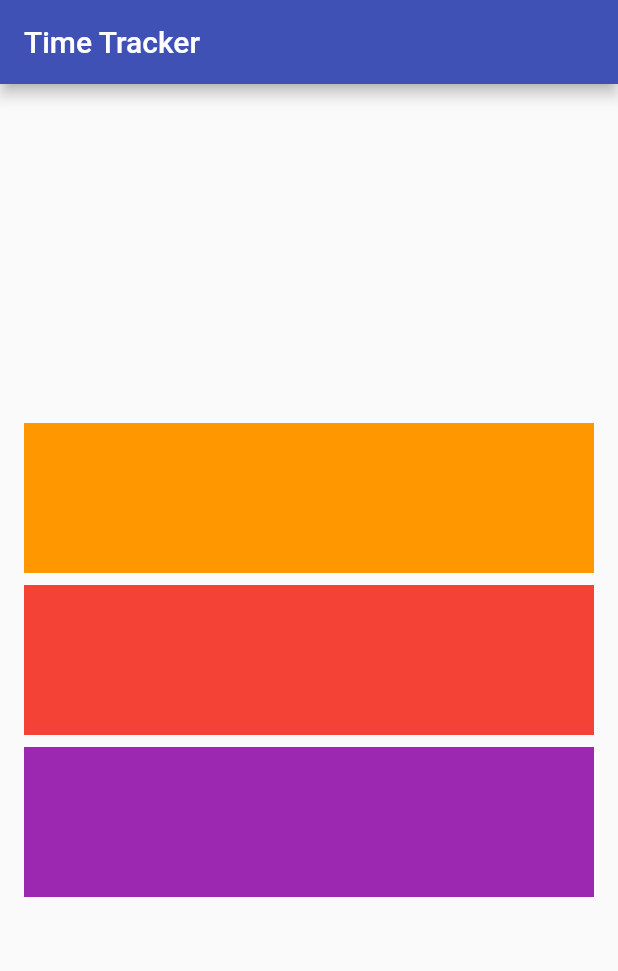
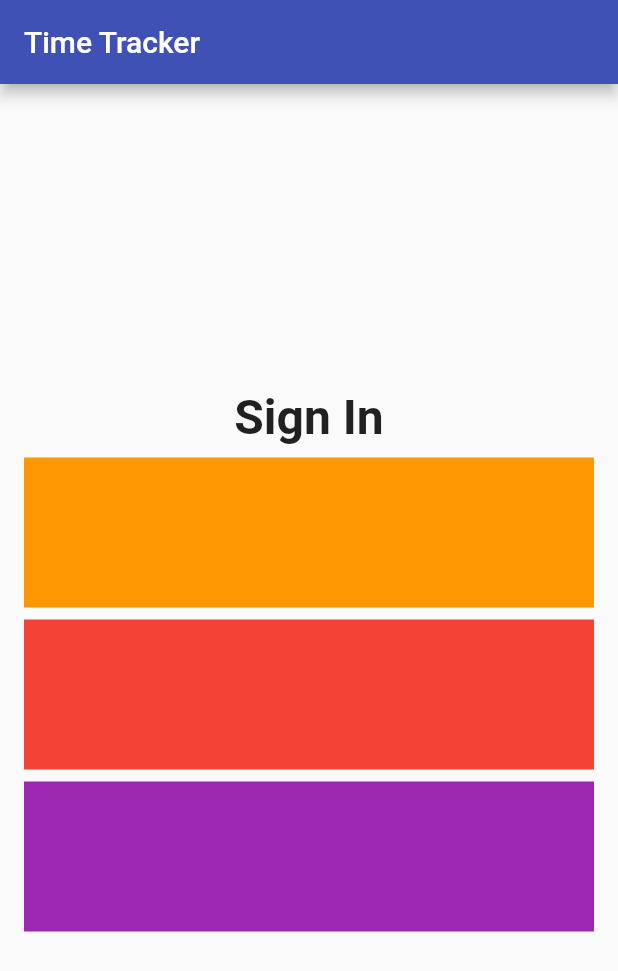
Before and after one commit to zaqturey/time_tracker, a Flutter app: the screen it shows after launch, on a phone screen of 412 x 824 dp. Shown: the top 971 px of the screen. Run offline on Flutter 3.47's test engine with Material 2 defaults, Android fonts, the phone set to English and light mode, and no system bars.

Commit message:
Added 'Text' widget and some properties (textAlign, style) as a new Children to the Column.

```diff
--- a/lib/screens/sign_in_screen.dart
+++ b/lib/screens/sign_in_screen.dart
@@ -20,6 +20,15 @@ class SignInScreen extends StatelessWidget {
         mainAxisAlignment: MainAxisAlignment.center,
         crossAxisAlignment: CrossAxisAlignment.stretch,
         children: <Widget>[
+          Text(
+            'Sign In',
+            textAlign: TextAlign.center,
+            style: TextStyle(
+              fontSize: 32.0,
+              fontWeight: FontWeight.bold,
+            ),
+          ),
+          SizedBox(height: 8.0),
           Container(
             color: Colors.orange,
             child: SizedBox(
```
